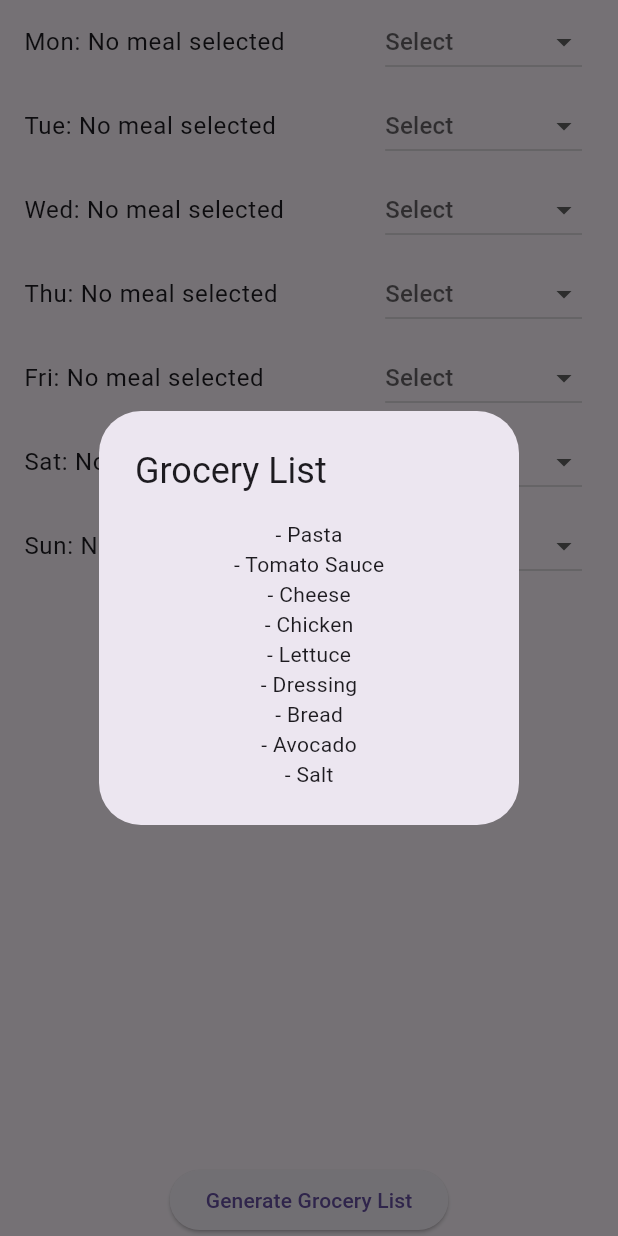
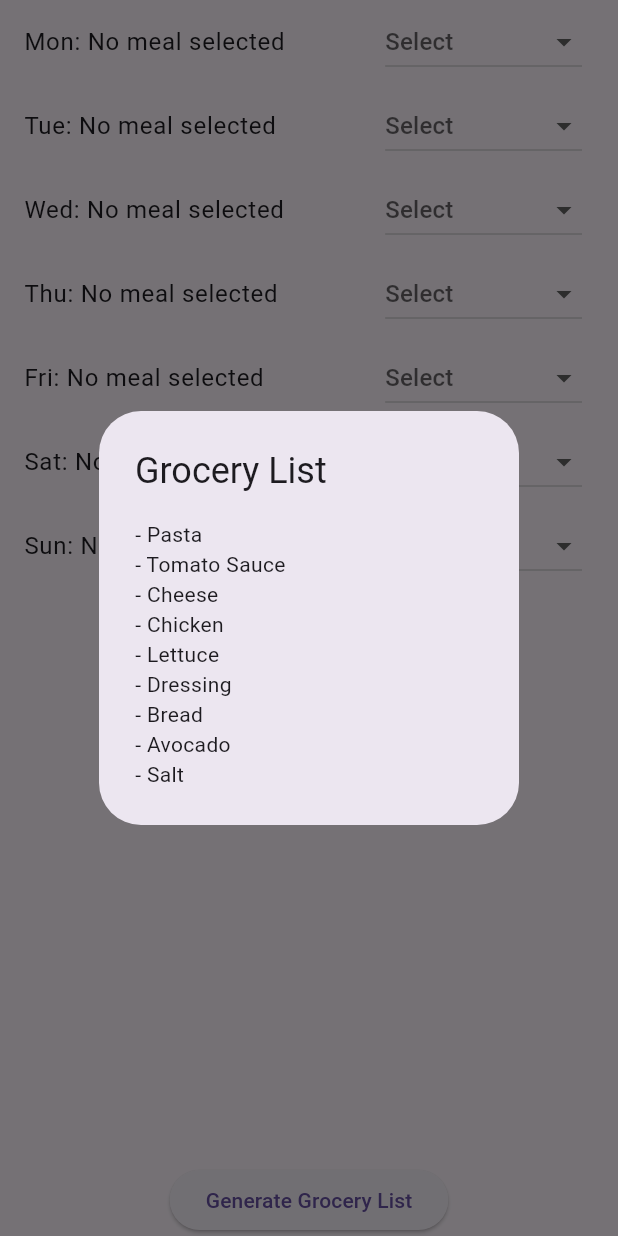
Before and after one commit to Hfreeman1/RecipeMealPlanner, a Flutter app: the MealPlannerScreen screen opened directly, after a tap on "Generate Grocery List", on a phone screen of 412 x 824 dp. Run offline on Flutter 3.47's test engine with Material 3 defaults, Android fonts, the phone set to English and light mode, and no system bars; our stand-ins replace share_plus, shared_preferences; accounts and stored records are empty.

Commit message:
Milestone 3 — Final version working on emulator and Chrome

```diff
--- a/lib/main.dart
+++ b/lib/main.dart
@@ -42,6 +42,7 @@ class _RecipeAppState extends State<RecipeApp> {
   @override
   Widget build(BuildContext context) {
     return MaterialApp(
+      debugShowCheckedModeBanner: false, // ✅ hides DEBUG banner
       title: 'Recipe & Meal Planner',
       theme: ThemeData(primarySwatch: Colors.green),
       home: Scaffold(
@@ -133,7 +134,9 @@ class _RecipeDetailScreenState extends State<RecipeDetailScreen> {
   }
 
   void shareRecipe() {
-    Share.share("${widget.recipe.name}\n\nIngredients:\n${widget.recipe.ingredients.join(", ")}\n\nSteps:\n${widget.recipe.steps.join(", ")}");
+    Share.share(
+      "${widget.recipe.name}\n\nIngredients:\n${widget.recipe.ingredients.join(", ")}\n\nSteps:\n${widget.recipe.steps.join(", ")}",
+    );
   }
 
   @override
@@ -190,14 +193,19 @@ class _MealPlannerScreenState extends State<MealPlannerScreen> {
       context: context,
       builder: (_) => AlertDialog(
         title: Text("Grocery List"),
-        content: Column(mainAxisSize: MainAxisSize.min, children: grocery.map((e) => Text("- $e")).toList()),
+        content: Column(
+          mainAxisSize: MainAxisSize.min,
+          crossAxisAlignment: CrossAxisAlignment.start,
+          children: grocery.map((e) => Text("- $e")).toList(),
+        ),
       ),
     );
   }
 
   @override
   Widget build(BuildContext context) {
-    return Column(children: [
+    return Scaffold(
+      body: Column(children: [
         Expanded(
           child: ListView.builder(
             itemCount: days.length,
@@ -218,8 +226,9 @@ class _MealPlannerScreenState extends State<MealPlannerScreen> {
             },
           ),
         ),
-      ElevatedButton(onPressed: showGroceries, child: Text("Generate Grocery List"))
-    ]);
+        ElevatedButton(onPressed: showGroceries, child: Text("Generate Grocery List")),
+      ]),
+    );
   }
 }
 
```
Lines whose indentation alone changed are shown as unchanged.
